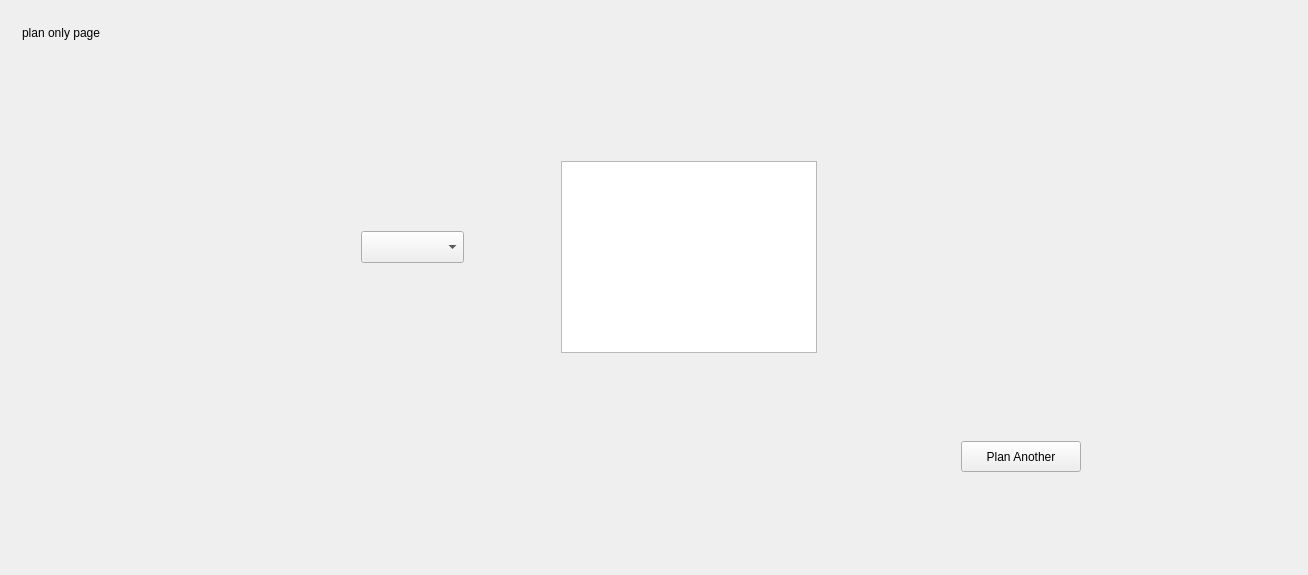
Before: the Qt Designer form forms/planpage.ui in Erfan-TAV/CS-1D-Project-1, drawn with Qt 5.
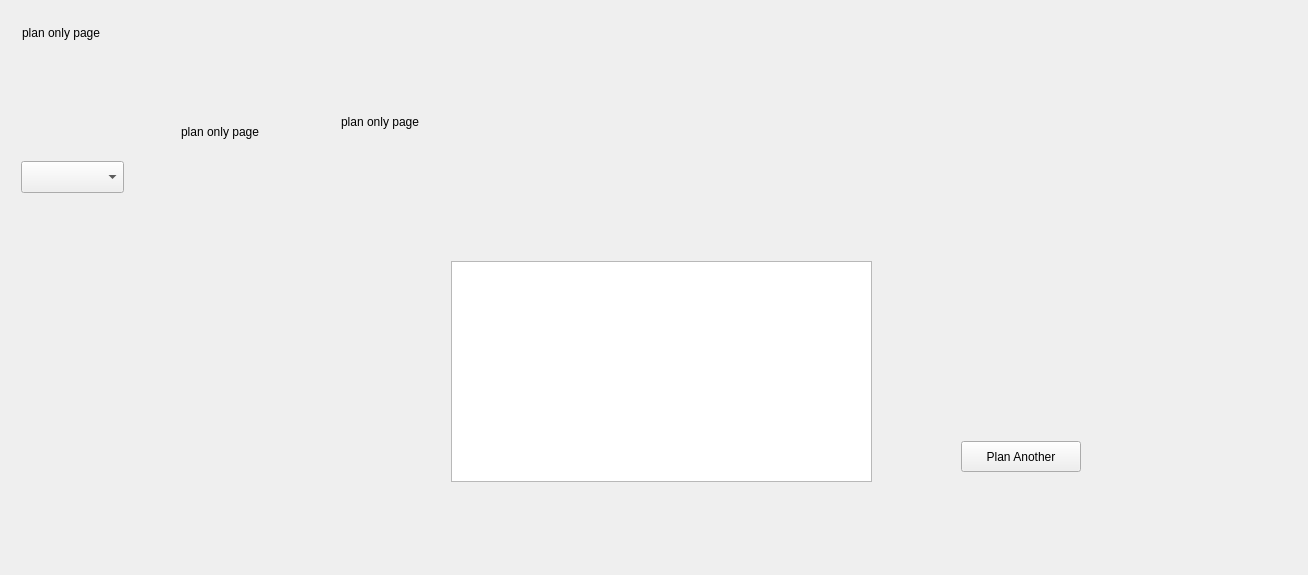
After: the same form once the commit is applied. The open tabs and pages were chosen to show the change.

The edit to the form file:
```diff
--- a/forms/planpage.ui
+++ b/forms/planpage.ui
@@ -216,8 +216,8 @@
       <widget class="QComboBox" name="campusComboBox">
        <property name="geometry">
         <rect>
-         <x>350</x>
-         <y>220</y>
+         <x>10</x>
+         <y>150</y>
          <width>103</width>
          <height>32</height>
         </rect>
@@ -226,13 +226,39 @@
       <widget class="QTableView" name="tableView">
        <property name="geometry">
         <rect>
-         <x>550</x>
-         <y>150</y>
-         <width>256</width>
-         <height>192</height>
+         <x>440</x>
+         <y>250</y>
+         <width>421</width>
+         <height>221</height>
         </rect>
        </property>
       </widget>
+      <widget class="QLabel" name="totalDistanceLabel">
+       <property name="geometry">
+        <rect>
+         <x>170</x>
+         <y>110</y>
+         <width>119</width>
+         <height>22</height>
+        </rect>
+       </property>
+       <property name="text">
+        <string>plan only page</string>
+       </property>
+      </widget>
+      <widget class="QLabel" name="totalCampusesLabel">
+       <property name="geometry">
+        <rect>
+         <x>330</x>
+         <y>100</y>
+         <width>119</width>
+         <height>22</height>
+        </rect>
+       </property>
+       <property name="text">
+        <string>plan only page</string>
+       </property>
+      </widget>
      </widget>
      <widget class="QWidget" name="tripStop">
       <widget class="QPushButton" name="tripPlanStopNextButton">
```
Left out of the diff: 2 changed lines with no effect on the pictures.
